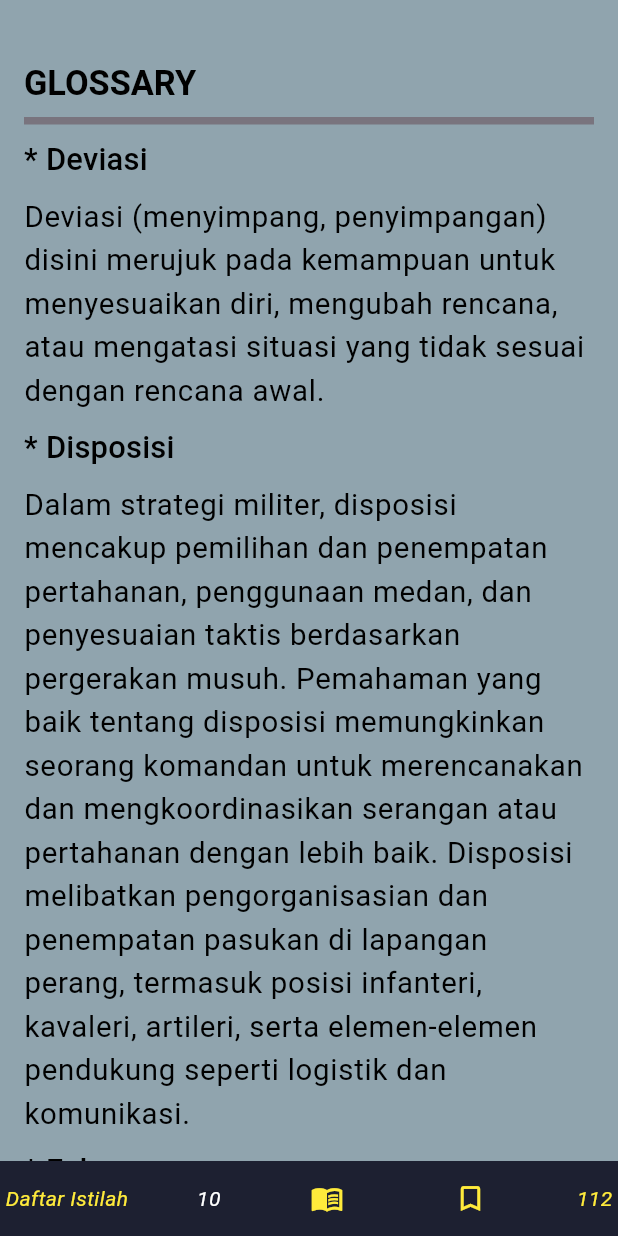
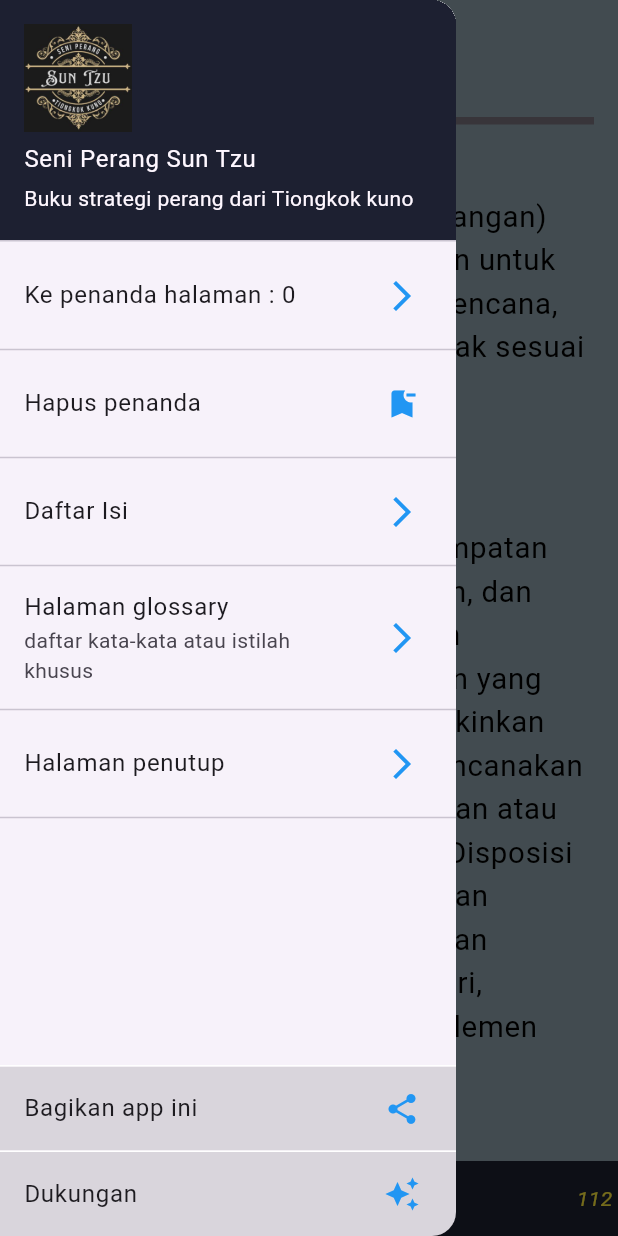
Before and after one commit to RozaqIngsoon/tsunzu, a Flutter app: the DaftarIstilah screen opened directly, with the side drawer open (before the commit the screen has no drawer), on a phone screen of 412 x 824 dp. Run offline on Flutter 3.47's test engine with Material 3 defaults, Android fonts, the phone set to English and light mode, and no system bars; our stand-ins replace connectivity_plus, flutter_markdown, get, google_fonts, google_mobile_ads, image_gallery_saver and 2 more; accounts and stored records are empty.

Commit message:
update version: 1.0.2+3

```diff
--- a/lib/halaman/daftar_istilah.dart
+++ b/lib/halaman/daftar_istilah.dart
@@ -6,6 +6,7 @@ import 'package:tsunzu/halaman/lastPage.dart';
 import 'package:tsunzu/shared/gesture_ku.dart';
 import 'package:tsunzu/shared/markdown_ku.dart';
 
+import '../shared/drawer_items.dart';
 import '../shared/no_halaman.dart';
 
 class DaftarIstilah extends StatelessWidget {
@@ -15,6 +16,11 @@ class DaftarIstilah extends StatelessWidget {
   Widget build(BuildContext context) {
     final GlobalKey<ScaffoldState> _scaffoldKey = GlobalKey<ScaffoldState>();
     return  Scaffold(
+      key: _scaffoldKey,
+      drawer: Drawer(
+        child: DrawerItems(),
+      ),
+      drawerEnableOpenDragGesture: false,
         body: GestureKu(
           onSwipeKiri: () => Get.to(
                 () => Bab13_7(),
--- a/lib/kontroller.dart
+++ b/lib/kontroller.dart
@@ -102,6 +102,10 @@ class Kontroller extends GetxController {
       interstitialAd!.show();
       startTimer();
     }
+    if(interstitialAd == null){
+      interstitialAd?.dispose();
+      loadAdIntersitial();
+    }
   }
 
   //intersitial admob
--- a/lib/shared/no_halaman.dart
+++ b/lib/shared/no_halaman.dart
@@ -19,7 +19,7 @@ Widget NoHalaman({required List<Widget> pages,  required Widget itemOfPages,requ
           ' $bab',
           style: TextStyle(color: Colors.yellow, fontStyle: FontStyle.italic),
         ),
-        Obx(()=> Text('${kontrol.timerValue.value}',style: TextStyle(color: Colors.white, fontStyle: FontStyle.italic))),
+        // Obx(()=> Text('${kontrol.timerValue.value}',style: TextStyle(color: Colors.white, fontStyle: FontStyle.italic))),
         InkWell(
           onTap: fungsiOpenDrawer,
           child: Container(
--- a/pubspec.yaml
+++ b/pubspec.yaml
@@ -16,7 +16,7 @@ publish_to: 'none' # Remove this line if you wish to publish to pub.dev
 # https://developer.apple.com/library/archive/documentation/General/Reference/InfoPlistKeyReference/Articles/CoreFoundationKeys.html
 # In Windows, build-name is used as the major, minor, and patch parts
 # of the product and file versions while build-number is used as the build suffix.
-version: 1.0.1+2
+version: 1.0.2+3
 
 environment:
   sdk: '>=3.1.0 <4.0.0'
```
